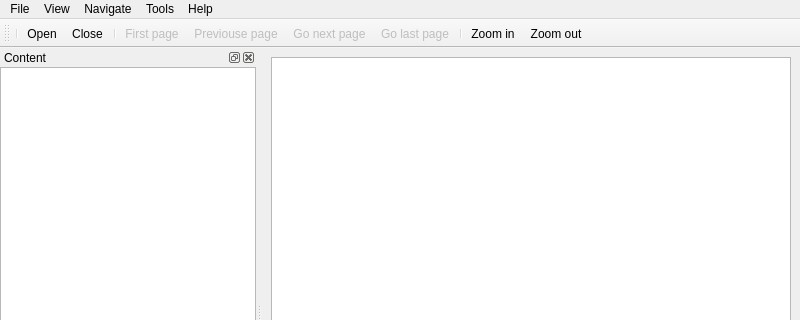
First picture: the form in mainwindow.ui, repository OlegGavri/RReader, before the edit; both pictures show x 0 to 800 and y 0 to 320 of the 800 by 600 pixel window.
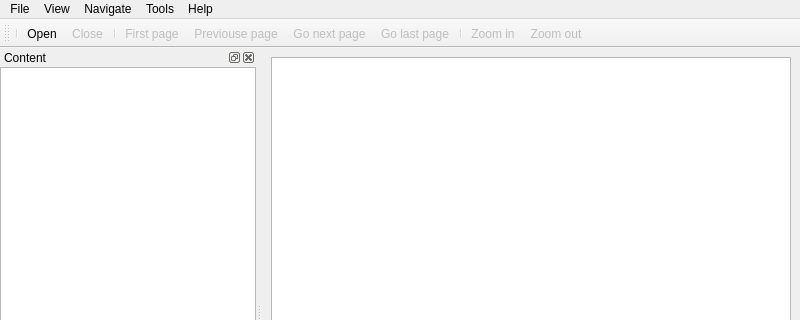
Second picture: the form after the edit. Icons and pictures are not drawn.

What changed in the file:
```diff
--- a/mainwindow.ui
+++ b/mainwindow.ui
@@ -252,6 +252,9 @@
    </property>
   </action>
   <action name="actionClose">
+   <property name="enabled">
+    <bool>false</bool>
+   </property>
    <property name="icon">
     <iconset resource="resoures.qrc">
      <normaloff>:/resources/icons/close-document.png</normaloff>:/resources/icons/close-document.png</iconset>
@@ -505,7 +508,7 @@
   </action>
   <action name="actionZoomIn">
    <property name="enabled">
-    <bool>true</bool>
+    <bool>false</bool>
    </property>
    <property name="icon">
     <iconset resource="resoures.qrc">
@@ -520,7 +523,7 @@
   </action>
   <action name="actionZoomOut">
    <property name="enabled">
-    <bool>true</bool>
+    <bool>false</bool>
    </property>
    <property name="icon">
     <iconset resource="resoures.qrc">
```
Left out of the diff: 49 changed lines with no effect on the pictures.
